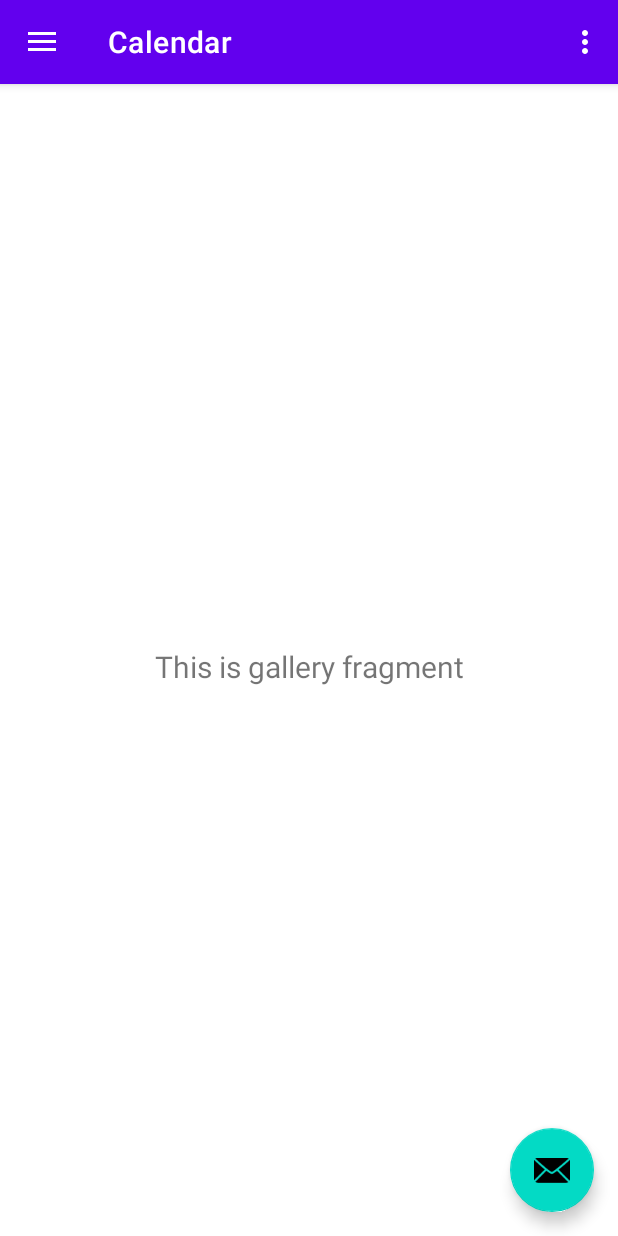
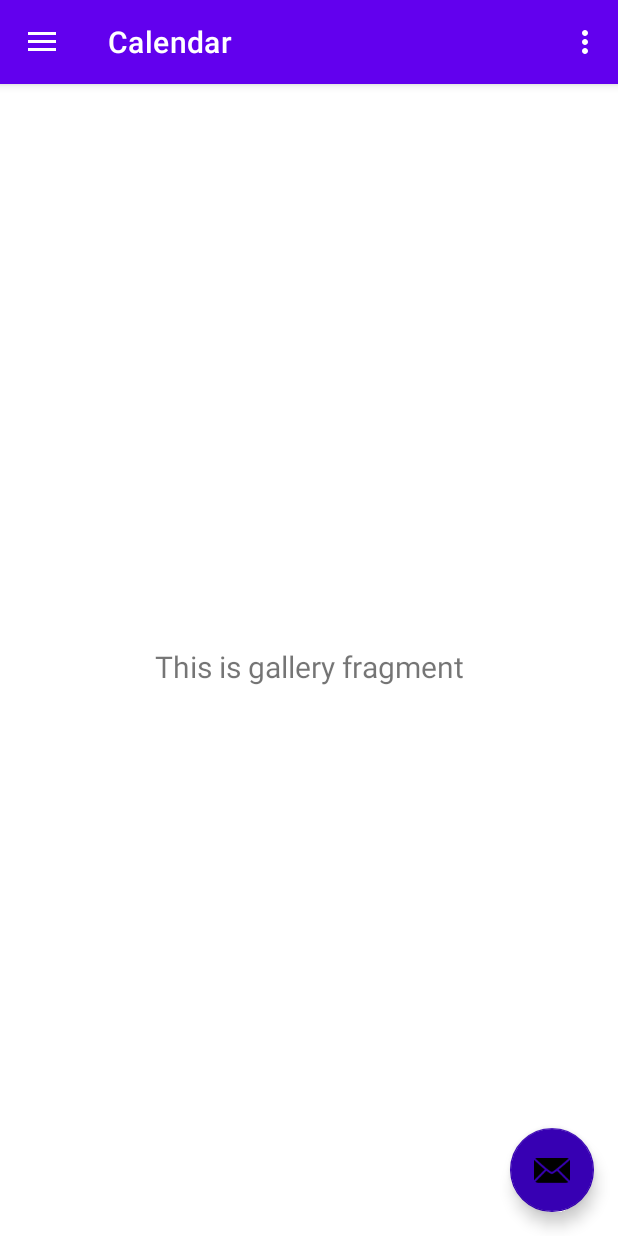
Before and after one commit to thompsonb908/HourTracker, an Android app: the screen it shows after launch (NavActivity), in the side drawer, after a tap on "Calendar", on a phone screen of 412 x 824 dp. Run offline under Robolectric (Android 15) with nearby library versions, the phone set to English and light mode, and no system bars; our stand-ins replace navigation-ui.

Commit message:
Update themes.xml

```diff
--- a/app/src/main/res/values/themes.xml
+++ b/app/src/main/res/values/themes.xml
@@ -6,8 +6,8 @@
         <item name="colorPrimaryVariant">@color/purple_700</item>
         <item name="colorOnPrimary">@color/white</item>
         <!-- Secondary brand color. -->
-        <item name="colorSecondary">@color/teal_200</item>
-        <item name="colorSecondaryVariant">@color/teal_700</item>
+        <item name="colorSecondary">@color/purple_700</item>
+        <item name="colorSecondaryVariant">@color/purple_700</item>
         <item name="colorOnSecondary">@color/black</item>
         <!-- Status bar color. -->
         <item name="android:statusBarColor" tools:targetApi="l">?attr/colorPrimaryVariant</item>
```
